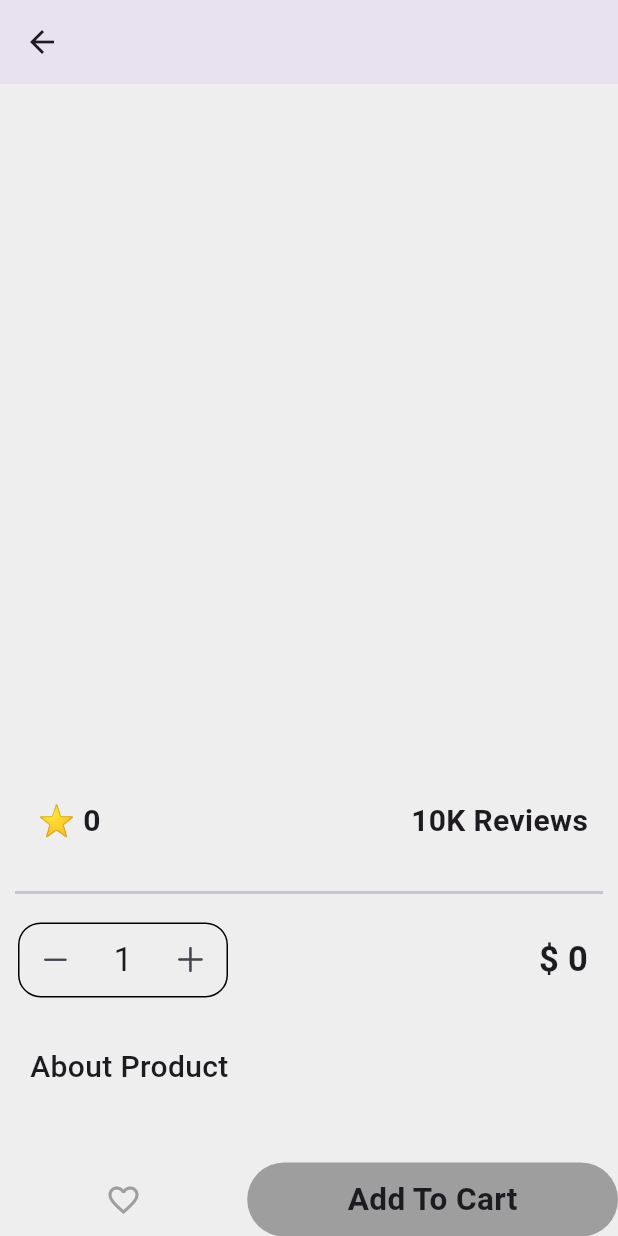
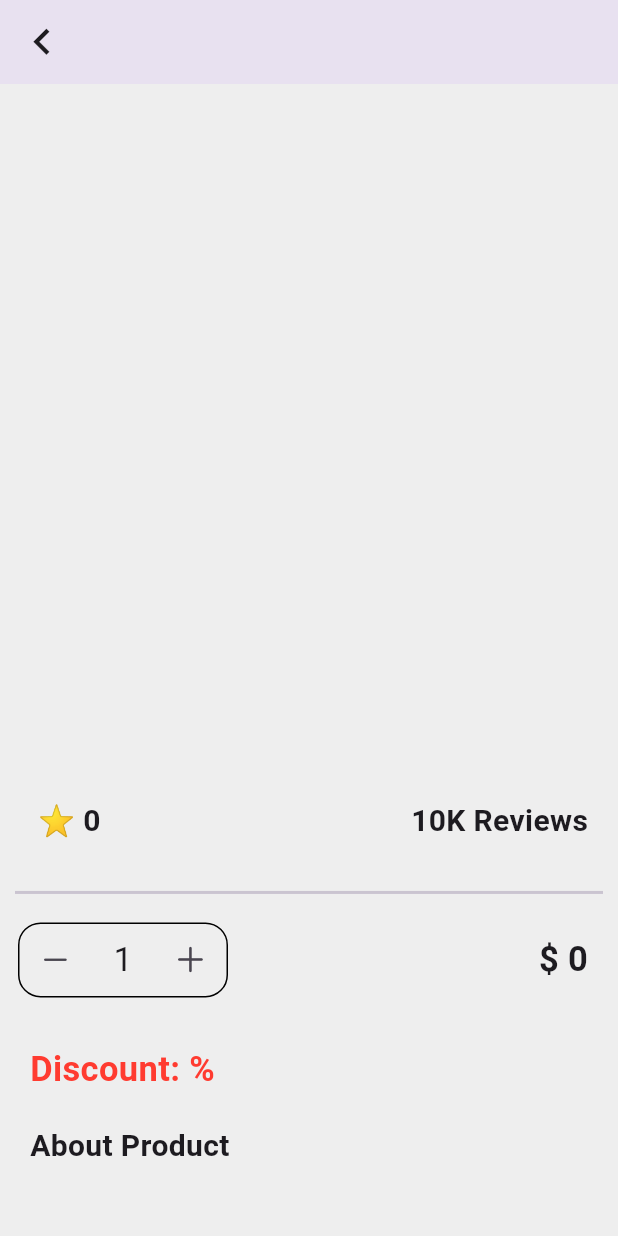
Before and after one commit to BhargavsinhBarad/Ecommerce_App_Flutter_App, a Flutter app: the details_page screen opened directly with empty values, scrolled down 125 dp, on a phone screen of 412 x 824 dp. Run offline on Flutter 3.47's test engine with Material 3 defaults, Android fonts, the phone set to English and light mode, and no system bars; drawn by our look-alikes of carousel_slider; our stand-ins replace auto_size_text, firebase_auth, firebase_core, get, google_sign_in; accounts and stored records are empty; network calls fail.

Commit message:
Details_page_UI

```diff
--- a/lib/Views/details_page.dart
+++ b/lib/Views/details_page.dart
@@ -1,4 +1,5 @@
 import 'package:af_exam_2/Controller/like.dart';
+import 'package:af_exam_2/Views/home_page.dart';
 import 'package:carousel_slider/carousel_slider.dart';
 import 'package:flutter/cupertino.dart';
 import 'package:flutter/material.dart';
@@ -23,6 +24,16 @@ class details_page extends StatelessWidget {
       appBar: AppBar(
         title: Text(data['title']),
         centerTitle: true,
+        leading: IconButton(
+          icon: const Icon(
+            Icons.chevron_left,
+            size: 35,
+          ),
+          onPressed: () {
+            Counter.countmodel.counter = 1.obs;
+            Get.back();
+          },
+        ),
       ),
       backgroundColor: Colors.grey[200],
       body: SingleChildScrollView(
@@ -183,14 +194,27 @@ class details_page extends StatelessWidget {
                       ),
                     ],
                   ),
+                  Padding(
+                    padding: EdgeInsets.all(20.0),
+                    child: Align(
+                      alignment: AlignmentDirectional.topStart,
+                      child: Text(
+                        "Discount: ${data['discountPercentage']}\%",
+                        style: TextStyle(
+                            fontSize: 23,
+                            color: CupertinoColors.systemRed,
+                            fontWeight: FontWeight.bold),
+                      ),
+                    ),
+                  ),
                   const Padding(
-                    padding: EdgeInsets.all(20.0),
+                    padding: EdgeInsets.only(left: 20.0),
                     child: Align(
                       alignment: AlignmentDirectional.topStart,
                       child: Text(
                         "About Product",
                         style: TextStyle(
-                            fontSize: 20, fontWeight: FontWeight.w500),
+                            fontSize: 20, fontWeight: FontWeight.bold),
                       ),
                     ),
                   ),
@@ -201,9 +225,12 @@ class details_page extends StatelessWidget {
                       child: Text(
                         "${data['description']}",
                         style: const TextStyle(
-                            fontSize: 20, fontWeight: FontWeight.w300),
+                            fontSize: 20, fontWeight: FontWeight.w400),
                       ),
                     ),
+                  ),
+                  SizedBox(
+                    height: Get.height * 0.02,
                   ),
                   Row(
                     children: [
@@ -214,9 +241,9 @@ class details_page extends StatelessWidget {
                           onPressed: () {
                             like.like();
                           },
-                          icon: Obx(
-                            () => Icon(
-                              Icons.favorite_border,
+                          icon: GetBuilder<likecontroller>(
+                            builder: (val) => Icon(
+                              Icons.favorite,
                               color: (like.l1.like == true)
                                   ? Colors.red
                                   : Colors.grey,
@@ -234,7 +261,8 @@ class details_page extends StatelessWidget {
                               fontSize: 21, fontWeight: FontWeight.bold),
                         )),
                         decoration: BoxDecoration(
-                          color: Colors.grey,
+                          color:
+                              CupertinoColors.destructiveRed.withOpacity(0.8),
                           borderRadius: BorderRadius.circular(25),
                         ),
                       ),
--- a/pubspec.yaml
+++ b/pubspec.yaml
@@ -43,6 +43,7 @@ dependencies:
   http:
   connectivity_plus:
   carousel_slider:
+  auto_size_text:
 
 dev_dependencies:
   flutter_test:
```
Also changed, not shown: lib/Views/cart_page.dart (added, +10 -0 lines), lib/Views/home_page.dart (+34 -21 lines), pubspec.lock.
